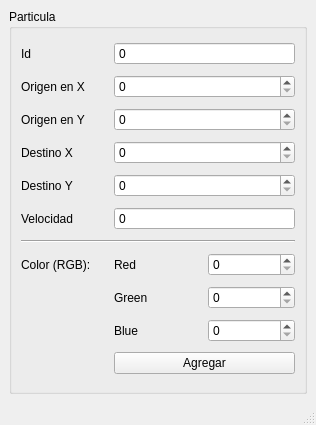
Qt form mainwindow.ui (eddu-gtz/Actividad_08) before a commit.
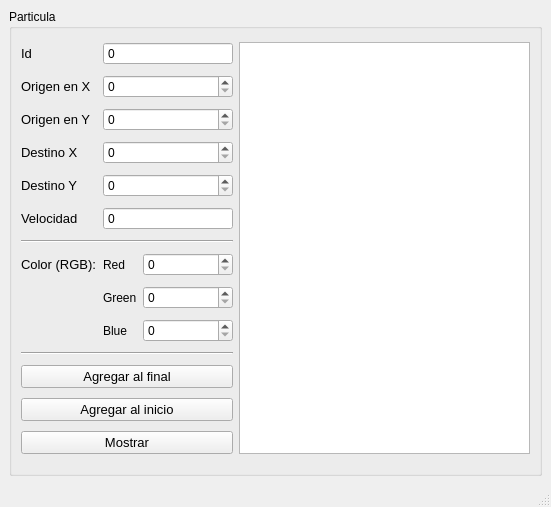
The same form after that commit.

Commit message: Modificacion de interfaz, nuevos botones agregar inicio, agregar final y mostrar lista. Todo funcional

```diff
--- a/mainwindow.ui
+++ b/mainwindow.ui
@@ -6,8 +6,8 @@
    <rect>
     <x>0</x>
     <y>0</y>
-    <width>316</width>
-    <height>425</height>
+    <width>551</width>
+    <height>507</height>
    </rect>
   </property>
   <property name="windowTitle">
@@ -15,12 +15,19 @@
   </property>
   <widget class="QWidget" name="centralwidget">
    <layout class="QGridLayout" name="gridLayout_2">
-    <item row="2" column="0">
+    <item row="0" column="0">
      <widget class="QGroupBox" name="groupBox">
       <property name="title">
        <string>Particula</string>
       </property>
       <layout class="QGridLayout" name="gridLayout">
+       <item row="8" column="1">
+        <widget class="QLabel" name="label_9">
+         <property name="text">
+          <string>Green</string>
+         </property>
+        </widget>
+       </item>
        <item row="6" column="0" colspan="3">
         <widget class="Line" name="line">
          <property name="orientation">
@@ -28,11 +35,173 @@
          </property>
         </widget>
        </item>
+       <item row="2" column="1" colspan="2">
+        <widget class="QSpinBox" name="origen_y_spinBox">
+         <property name="maximum">
+          <number>500</number>
+         </property>
+        </widget>
+       </item>
+       <item row="12" column="0" colspan="3">
+        <widget class="QPushButton" name="agregar_inicio_pushButton">
+         <property name="minimumSize">
+          <size>
+           <width>200</width>
+           <height>0</height>
+          </size>
+         </property>
+         <property name="font">
+          <font>
+           <pointsize>10</pointsize>
+          </font>
+         </property>
+         <property name="cursor">
+          <cursorShape>PointingHandCursor</cursorShape>
+         </property>
+         <property name="text">
+          <string>Agregar al inicio</string>
+         </property>
+        </widget>
+       </item>
+       <item row="9" column="1">
+        <widget class="QLabel" name="label_10">
+         <property name="text">
+          <string>Blue</string>
+         </property>
+        </widget>
+       </item>
+       <item row="7" column="0">
+        <widget class="QLabel" name="label_8">
+         <property name="font">
+          <font>
+           <pointsize>10</pointsize>
+          </font>
+         </property>
+         <property name="text">
+          <string>Color (RGB):</string>
+         </property>
+        </widget>
+       </item>
+       <item row="4" column="1" colspan="2">
+        <widget class="QSpinBox" name="destino_y_spinBox">
+         <property name="maximum">
+          <number>500</number>
+         </property>
+        </widget>
+       </item>
+       <item row="7" column="2">
+        <widget class="QSpinBox" name="red_spinBox">
+         <property name="minimumSize">
+          <size>
+           <width>90</width>
+           <height>0</height>
+          </size>
+         </property>
+         <property name="maximum">
+          <number>255</number>
+         </property>
+        </widget>
+       </item>
+       <item row="0" column="0">
+        <widget class="QLabel" name="label">
+         <property name="font">
+          <font>
+           <pointsize>10</pointsize>
+          </font>
+         </property>
+         <property name="text">
+          <string>Id</string>
+         </property>
+        </widget>
+       </item>
+       <item row="11" column="0" colspan="3">
+        <widget class="QPushButton" name="agregar_final_pushButton">
+         <property name="minimumSize">
+          <size>
+           <width>200</width>
+           <height>0</height>
+          </size>
+         </property>
+         <property name="font">
+          <font>
+           <pointsize>10</pointsize>
+          </font>
+         </property>
+         <property name="cursor">
+          <cursorShape>PointingHandCursor</cursorShape>
+         </property>
+         <property name="autoFillBackground">
+          <bool>false</bool>
+         </property>
+         <property name="text">
+          <string>Agregar al final</string>
+         </property>
+         <property name="default">
+          <bool>false</bool>
+         </property>
+         <property name="flat">
+          <bool>false</bool>
+         </property>
+        </widget>
+       </item>
+       <item row="3" column="0">
+        <widget class="QLabel" name="label_4">
+         <property name="font">
+          <font>
+           <pointsize>10</pointsize>
+          </font>
+         </property>
+         <property name="text">
+          <string>Destino X</string>
+         </property>
+        </widget>
+       </item>
+       <item row="7" column="1">
+        <widget class="QLabel" name="label_7">
+         <property name="text">
+          <string>Red</string>
+         </property>
+        </widget>
+       </item>
+       <item row="1" column="1" colspan="2">
+        <widget class="QSpinBox" name="origen_x_spinBox">
+         <property name="maximum">
+          <number>500</number>
+         </property>
+        </widget>
+       </item>
+       <item row="2" column="0">
+        <widget class="QLabel" name="label_3">
+         <property name="font">
+          <font>
+           <pointsize>10</pointsize>
+          </font>
+         </property>
+         <property name="text">
+          <string>Origen en Y</string>
+         </property>
+        </widget>
+       </item>
+       <item row="1" column="0">
+        <widget class="QLabel" name="label_2">
+         <property name="font">
+          <font>
+           <pointsize>10</pointsize>
+          </font>
+         </property>
+         <property name="text">
+          <string>Origen en X</string>
+         </property>
+        </widget>
+       </item>
        <item row="0" column="1" colspan="2">
-        <widget class="QSpinBox" name="spinBox">
+        <widget class="QSpinBox" name="id_spinBox">
          <property name="buttonSymbols">
           <enum>QAbstractSpinBox::NoButtons</enum>
          </property>
+         <property name="showGroupSeparator" stdset="0">
+          <bool>false</bool>
+         </property>
          <property name="minimum">
           <number>-5000</number>
          </property>
@@ -47,85 +216,82 @@
          </property>
         </widget>
        </item>
-       <item row="1" column="1" colspan="2">
-        <widget class="QSpinBox" name="spinBox_2">
-         <property name="maximum">
-          <number>500</number>
+       <item row="0" column="3" rowspan="14">
+        <widget class="QPlainTextEdit" name="salida">
+         <property name="font">
+          <font>
+           <pointsize>10</pointsize>
+          </font>
          </property>
         </widget>
        </item>
        <item row="4" column="0">
         <widget class="QLabel" name="label_5">
+         <property name="font">
+          <font>
+           <pointsize>10</pointsize>
+          </font>
+         </property>
          <property name="text">
           <string>Destino Y</string>
          </property>
         </widget>
        </item>
-       <item row="3" column="1" colspan="2">
-        <widget class="QSpinBox" name="spinBox_4">
+       <item row="9" column="2">
+        <widget class="QSpinBox" name="blue_spinBox">
+         <property name="minimumSize">
+          <size>
+           <width>90</width>
+           <height>0</height>
+          </size>
+         </property>
          <property name="maximum">
-          <number>500</number>
+          <number>255</number>
          </property>
         </widget>
        </item>
        <item row="5" column="0">
         <widget class="QLabel" name="label_6">
+         <property name="font">
+          <font>
+           <pointsize>10</pointsize>
+          </font>
+         </property>
          <property name="text">
           <string>Velocidad</string>
          </property>
         </widget>
        </item>
-       <item row="3" column="0">
-        <widget class="QLabel" name="label_4">
-         <property name="text">
-          <string>Destino X</string>
+       <item row="13" column="0" colspan="3">
+        <widget class="QPushButton" name="mostrar_pushButton">
+         <property name="minimumSize">
+          <size>
+           <width>200</width>
+           <height>0</height>
+          </size>
          </property>
-        </widget>
-       </item>
-       <item row="7" column="0">
-        <widget class="QLabel" name="label_8">
-         <property name="text">
-          <string>Color (RGB):</string>
+         <property name="font">
+          <font>
+           <pointsize>10</pointsize>
+          </font>
          </property>
-        </widget>
-       </item>
-       <item row="9" column="2">
-        <widget class="QSpinBox" name="spinBox_9">
-         <property name="maximum">
-          <number>500</number>
+         <property name="cursor">
+          <cursorShape>PointingHandCursor</cursorShape>
          </property>
-        </widget>
-       </item>
-       <item row="8" column="2">
-        <widget class="QSpinBox" name="spinBox_8">
-         <property name="maximum">
-          <number>500</number>
+         <property name="text">
+          <string>Mostrar</string>
          </property>
         </widget>
        </item>
-       <item row="4" column="1" colspan="2">
-        <widget class="QSpinBox" name="spinBox_5">
+       <item row="3" column="1" colspan="2">
+        <widget class="QSpinBox" name="destino_x_spinBox">
          <property name="maximum">
           <number>500</number>
          </property>
         </widget>
        </item>
-       <item row="1" column="0">
-        <widget class="QLabel" name="label_2">
-         <property name="text">
-          <string>Origen en X</string>
-         </property>
-        </widget>
-       </item>
-       <item row="7" column="1">
-        <widget class="QLabel" name="label_7">
-         <property name="text">
-          <string>Red</string>
-         </property>
-        </widget>
-       </item>
        <item row="5" column="1" colspan="2">
-        <widget class="QSpinBox" name="spinBox_6">
+        <widget class="QSpinBox" name="velocidad_spinBox">
          <property name="buttonSymbols">
           <enum>QAbstractSpinBox::NoButtons</enum>
          </property>
@@ -137,52 +303,23 @@
          </property>
         </widget>
        </item>
-       <item row="2" column="1" colspan="2">
-        <widget class="QSpinBox" name="spinBox_3">
-         <property name="maximum">
-          <number>500</number>
+       <item row="8" column="2">
+        <widget class="QSpinBox" name="green_spinBox">
+         <property name="minimumSize">
+          <size>
+           <width>90</width>
+           <height>0</height>
+          </size>
          </property>
-        </widget>
-       </item>
-       <item row="0" column="0">
-        <widget class="QLabel" name="label">
-         <property name="text">
-          <string>Id</string>
-         </property>
-        </widget>
-       </item>
-       <item row="7" column="2">
-        <widget class="QSpinBox" name="spinBox_7">
          <property name="maximum">
-          <number>500</number>
+          <number>255</number>
          </property>
         </widget>
        </item>
-       <item row="8" column="1">
-        <widget class="QLabel" name="label_9">
-         <property name="text">
-          <string>Green</string>
-         </property>
-        </widget>
-       </item>
-       <item row="9" column="1">
-        <widget class="QLabel" name="label_10">
-         <property name="text">
-          <string>Blue</string>
-         </property>
-        </widget>
-       </item>
-       <item row="2" column="0">
-        <widget class="QLabel" name="label_3">
-         <property name="text">
-          <string>Origen en Y</string>
-         </property>
-        </widget>
-       </item>
-       <item row="10" column="1" colspan="2">
-        <widget class="QPushButton" name="pushButton">
-         <property name="text">
-          <string>Agregar</string>
+       <item row="10" column="0" colspan="3">
+        <widget class="Line" name="line_2">
+         <property name="orientation">
+          <enum>Qt::Horizontal</enum>
          </property>
         </widget>
        </item>
@@ -196,7 +333,7 @@
     <rect>
      <x>0</x>
      <y>0</y>
-     <width>316</width>
+     <width>551</width>
      <height>21</height>
     </rect>
    </property>
```
The commit also changes 2 other files.
